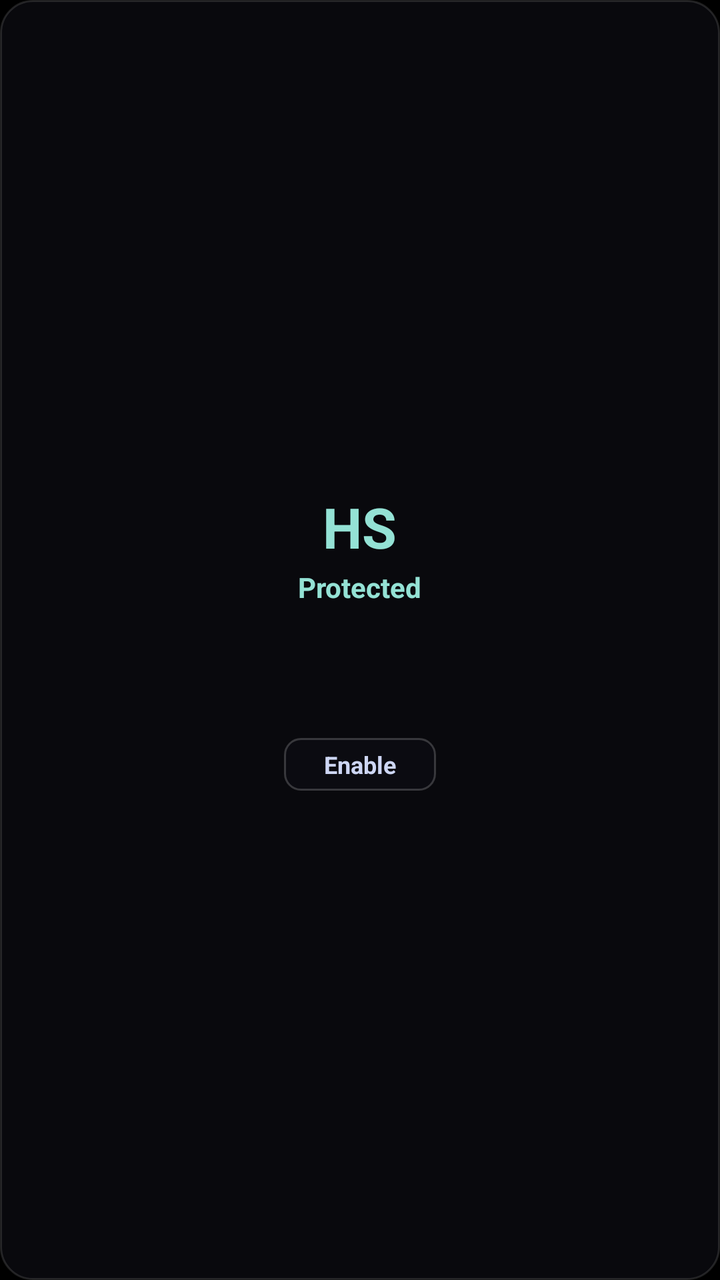
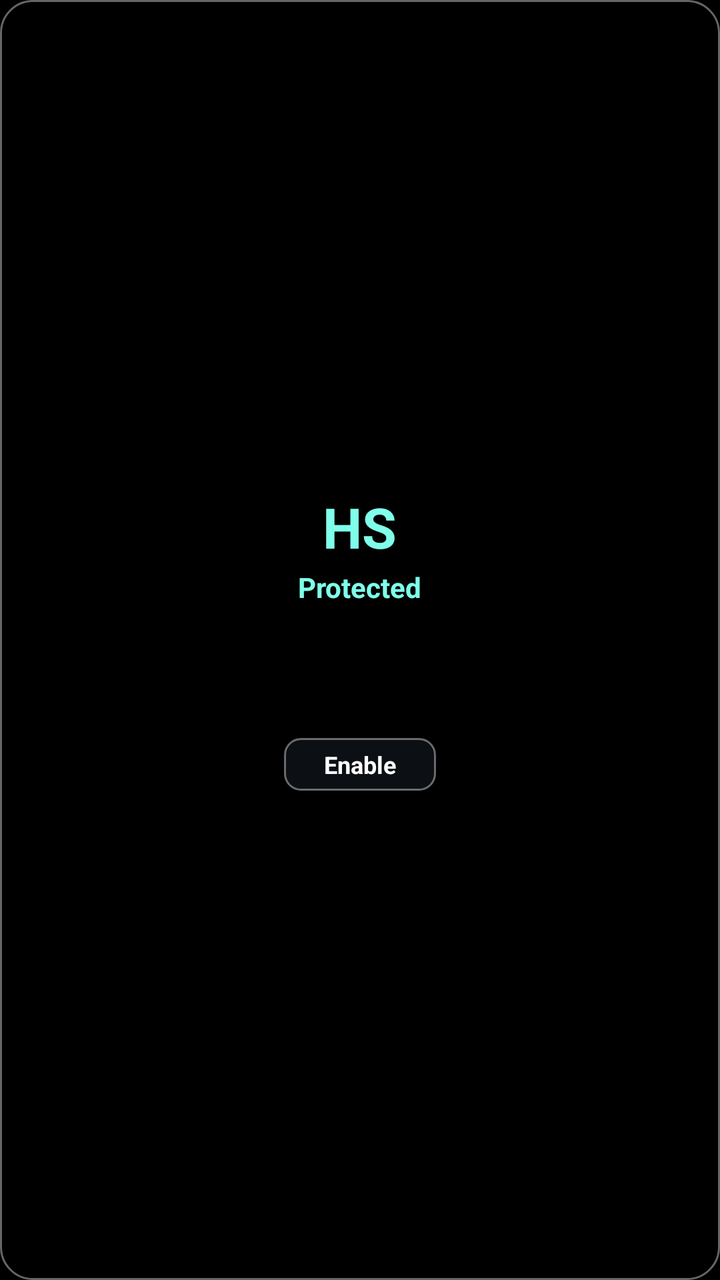

An Android layout rendered at two revisions. The XML below is the earlier revision; the diff shows what the commit changed to produce the second picture.
<!-- AndroidManifest.xml: application theme Theme.HostShield -->
<!-- res/layout/widget_hostshield.xml -->
<?xml version="1.0" encoding="utf-8"?>
<LinearLayout xmlns:android="http://schemas.android.com/apk/res/android"
    android:id="@+id/widget_root"
    android:layout_width="match_parent"
    android:layout_height="match_parent"
    android:background="@drawable/widget_background"
    android:gravity="center"
    android:orientation="vertical"
    android:padding="14dp">

    <TextView
        android:id="@+id/widget_shield"
        android:layout_width="wrap_content"
        android:layout_height="wrap_content"
        android:text="HS"
        android:textColor="#94E2D5"
        android:textSize="28sp"
        android:textStyle="bold" />

    <TextView
        android:id="@+id/widget_status"
        android:layout_width="wrap_content"
        android:layout_height="wrap_content"
        android:layout_marginTop="2dp"
        android:text="Protected"
        android:textColor="#94E2D5"
        android:textSize="14sp"
        android:textStyle="bold" />

    <TextView
        android:id="@+id/widget_mode"
        android:layout_width="wrap_content"
        android:layout_height="wrap_content"
        android:text=""
        android:textColor="#9399B2"
        android:textSize="10sp" />

    <TextView
        android:id="@+id/widget_count"
        android:layout_width="wrap_content"
        android:layout_height="wrap_content"
        android:layout_marginTop="2dp"
        android:text=""
        android:textColor="#9399B2"
        android:textSize="12sp" />

    <TextView
        android:id="@+id/widget_today"
        android:layout_width="wrap_content"
        android:layout_height="wrap_content"
        android:text=""
        android:textColor="#F38BA8"
        android:textSize="11sp"
        android:textStyle="bold" />

    <TextView
        android:id="@+id/widget_updated"
        android:layout_width="wrap_content"
        android:layout_height="wrap_content"
        android:layout_marginTop="1dp"
        android:text=""
        android:textColor="#585B70"
        android:textSize="9sp" />

    <LinearLayout
        android:id="@+id/widget_toggle"
        android:layout_width="wrap_content"
        android:layout_height="wrap_content"
        android:layout_marginTop="6dp"
        android:background="@drawable/widget_button_bg"
        android:gravity="center"
        android:paddingHorizontal="20dp"
        android:paddingVertical="5dp">

        <TextView
            android:id="@+id/widget_toggle_text"
            android:layout_width="wrap_content"
            android:layout_height="wrap_content"
            android:text="Enable"
            android:textColor="#CDD6F4"
            android:textSize="12sp"
            android:textStyle="bold" />
    </LinearLayout>

</LinearLayout>
<!-- resources referenced by this layout -->
<resources>
  <!-- drawable widget_background (drawable) -->
  <?xml version="1.0" encoding="utf-8"?>
  <shape xmlns:android="http://schemas.android.com/apk/res/android"
      android:shape="rectangle">
      <solid android:color="#E60A0A0F" />
      <corners android:radius="16dp" />
      <stroke
          android:width="1dp"
          android:color="#20FFFFFF" />
  </shape>
  <!-- drawable widget_button_bg (drawable) -->
  <?xml version="1.0" encoding="utf-8"?>
  <shape xmlns:android="http://schemas.android.com/apk/res/android"
      android:shape="rectangle">
      <solid android:color="#301A1A24" />
      <corners android:radius="8dp" />
      <stroke
          android:width="1dp"
          android:color="#30FFFFFF" />
  </shape>
  <style name="Theme.HostShield" parent="android:Theme.Material.NoActionBar">
          <item name="android:windowBackground">@android:color/black</item>
          <item name="android:statusBarColor">@android:color/black</item>
          <item name="android:navigationBarColor">@android:color/black</item>
          <item name="android:windowLightStatusBar">false</item>
          <item name="android:windowLightNavigationBar">false</item>
      </style>
</resources>

<!-- the commit's change to res/layout/widget_hostshield.xml (unified diff, before → after) -->
@@ -13,7 +13,7 @@
         android:layout_width="wrap_content"
         android:layout_height="wrap_content"
         android:text="HS"
-        android:textColor="#94E2D5"
+        android:textColor="#7FFFEA"
         android:textSize="28sp"
         android:textStyle="bold" />
 
@@ -23,7 +23,7 @@
         android:layout_height="wrap_content"
         android:layout_marginTop="2dp"
         android:text="Protected"
-        android:textColor="#94E2D5"
+        android:textColor="#7FFFEA"
         android:textSize="14sp"
         android:textStyle="bold" />
 
@@ -32,7 +32,7 @@
         android:layout_width="wrap_content"
         android:layout_height="wrap_content"
         android:text=""
-        android:textColor="#9399B2"
+        android:textColor="#D9E2F2"
         android:textSize="10sp" />
 
     <TextView
@@ -41,7 +41,7 @@
         android:layout_height="wrap_content"
         android:layout_marginTop="2dp"
         android:text=""
-        android:textColor="#9399B2"
+        android:textColor="#D9E2F2"
         android:textSize="12sp" />
 
     <TextView
@@ -49,7 +49,7 @@
         android:layout_width="wrap_content"
         android:layout_height="wrap_content"
         android:text=""
-        android:textColor="#F38BA8"
+        android:textColor="#FF7AA8"
         android:textSize="11sp"
         android:textStyle="bold" />
 
@@ -59,7 +59,7 @@
         android:layout_height="wrap_content"
         android:layout_marginTop="1dp"
         android:text=""
-        android:textColor="#585B70"
+        android:textColor="#AAB6C8"
         android:textSize="9sp" />
 
     <LinearLayout
@@ -77,7 +77,7 @@
             android:layout_width="wrap_content"
             android:layout_height="wrap_content"
             android:text="Enable"
-            android:textColor="#CDD6F4"
+            android:textColor="#FFFFFF"
             android:textSize="12sp"
             android:textStyle="bold" />
     </LinearLayout>
<!-- resource entries referenced after the edit -->
@@ -4,21 +4,21 @@
   <?xml version="1.0" encoding="utf-8"?>
   <shape xmlns:android="http://schemas.android.com/apk/res/android"
       android:shape="rectangle">
-      <solid android:color="#E60A0A0F" />
+      <solid android:color="#FF000000" />
       <corners android:radius="16dp" />
       <stroke
           android:width="1dp"
-          android:color="#20FFFFFF" />
+          android:color="#66FFFFFF" />
   </shape>
   <!-- drawable widget_button_bg (drawable) -->
   <?xml version="1.0" encoding="utf-8"?>
   <shape xmlns:android="http://schemas.android.com/apk/res/android"
       android:shape="rectangle">
-      <solid android:color="#301A1A24" />
+      <solid android:color="#FF0C0F14" />
       <corners android:radius="8dp" />
       <stroke
           android:width="1dp"
-          android:color="#30FFFFFF" />
+          android:color="#66FFFFFF" />
   </shape>
   <style name="Theme.HostShield" parent="android:Theme.Material.NoActionBar">
           <item name="android:windowBackground">@android:color/black</item>
